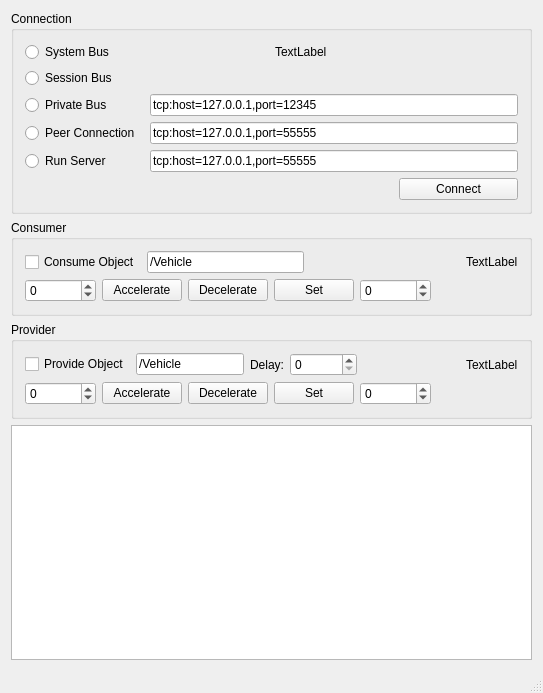
First picture: the form in dbustest/dbustest.ui, repository eespdg/dbusdemo, before the edit.
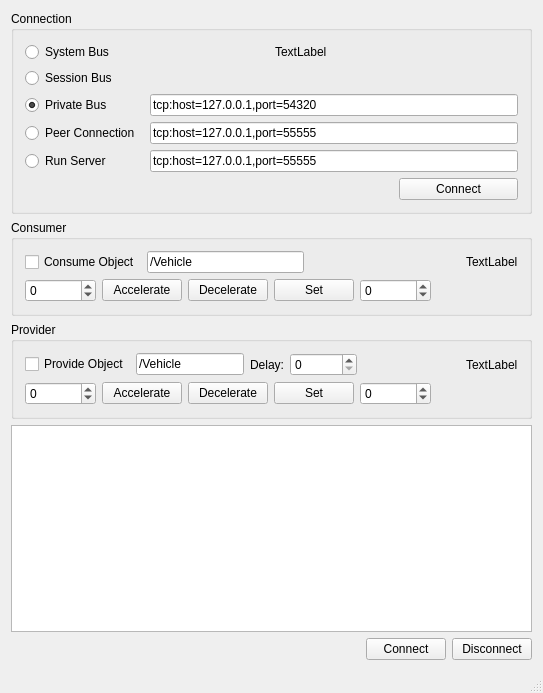
Second picture: the form after the edit.

Diff of the .ui file:
```diff
--- a/dbustest/dbustest.ui
+++ b/dbustest/dbustest.ui
@@ -61,12 +61,15 @@
          <property name="text">
           <string>Private Bus</string>
          </property>
+         <property name="checked">
+          <bool>true</bool>
+         </property>
         </widget>
        </item>
        <item row="2" column="1" colspan="3">
         <widget class="QLineEdit" name="txtPrivateBus">
          <property name="text">
-          <string>tcp:host=127.0.0.1,port=12345</string>
+          <string>tcp:host=127.0.0.1,port=54320</string>
          </property>
         </widget>
        </item>
@@ -327,6 +330,37 @@
     <item>
      <widget class="QPlainTextEdit" name="plainTextEdit"/>
     </item>
+    <item>
+     <layout class="QHBoxLayout" name="horizontalLayout_5">
+      <item>
+       <spacer name="horizontalSpacer_5">
+        <property name="orientation">
+         <enum>Qt::Horizontal</enum>
+        </property>
+        <property name="sizeHint" stdset="0">
+         <size>
+          <width>40</width>
+          <height>20</height>
+         </size>
+        </property>
+       </spacer>
+      </item>
+      <item>
+       <widget class="QPushButton" name="btnTestCon">
+        <property name="text">
+         <string>Connect</string>
+        </property>
+       </widget>
+      </item>
+      <item>
+       <widget class="QPushButton" name="btnTestDisconn">
+        <property name="text">
+         <string>Disconnect</string>
+        </property>
+       </widget>
+      </item>
+     </layout>
+    </item>
    </layout>
   </widget>
   <widget class="QStatusBar" name="statusBar"/>
```
